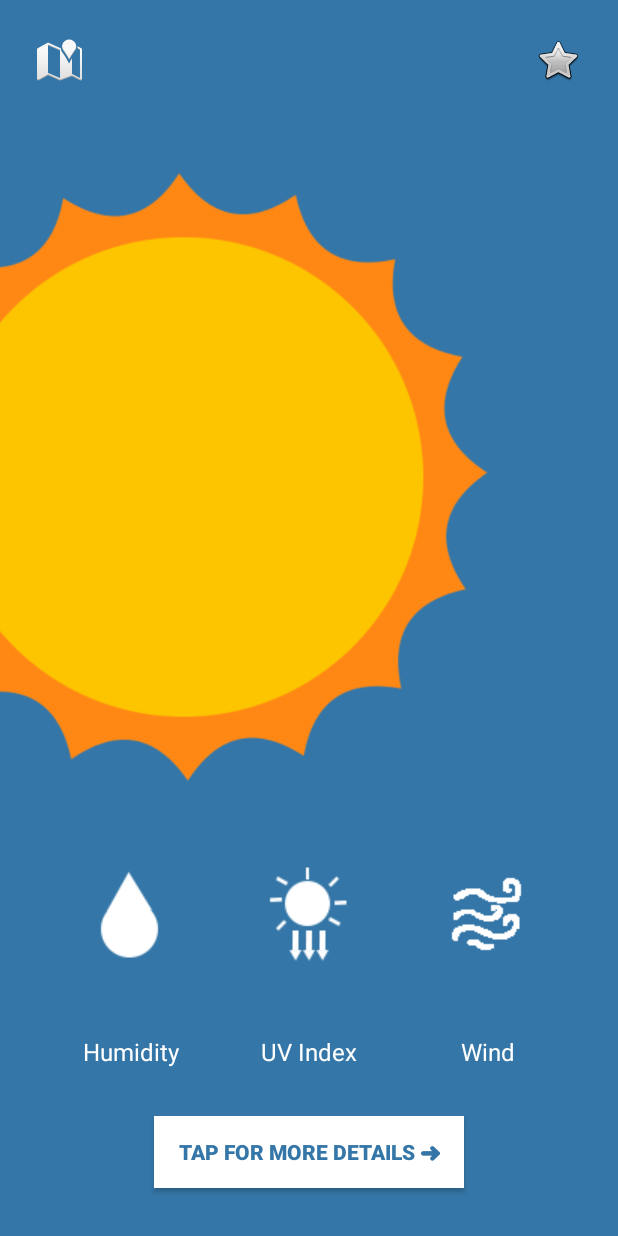
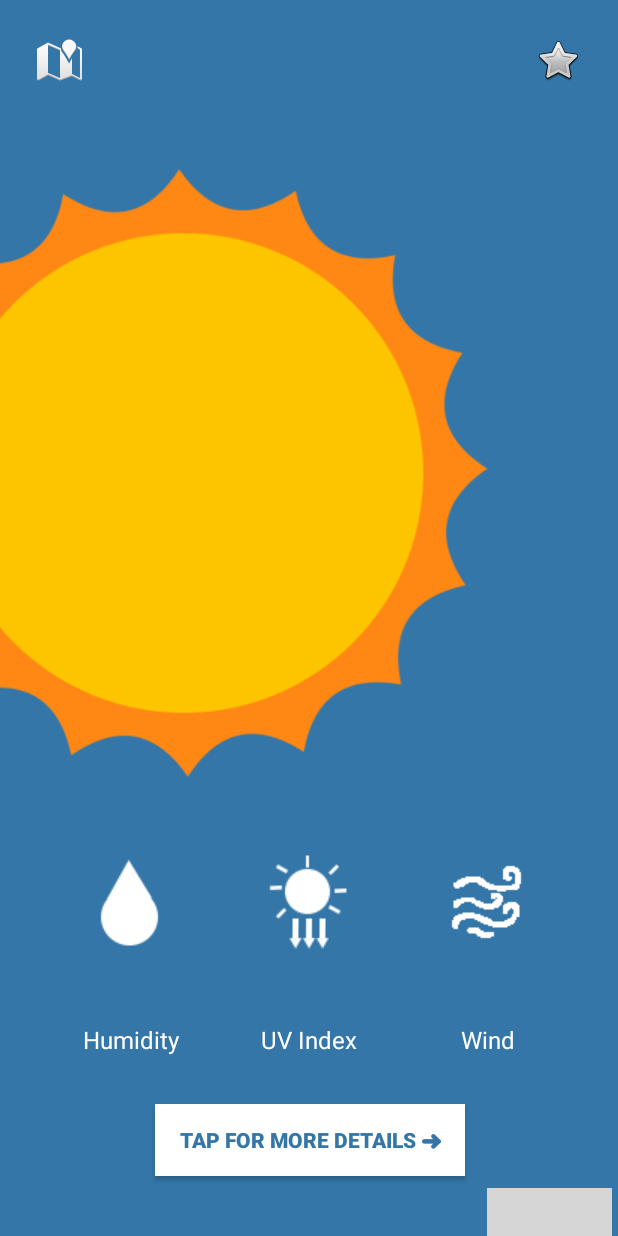
Before and after one commit to brookeclaroni/weather-app, an Android app: the screen it shows after launch (MainActivity), on a phone screen of 412 x 824 dp. Run offline under Robolectric (Android 15) with nearby library versions, the phone set to English and light mode, and no system bars; libraries missing offline, so code that uses them is left out: org.jetbrains.anko; 1 statement that could not run was skipped; grey boxes are pictures that could not be loaded.

Commit message:
Add AccuWeather Logo and link

```diff
--- a/WeatherApp/app/src/main/res/layout/activity_main.xml
+++ b/WeatherApp/app/src/main/res/layout/activity_main.xml
@@ -171,7 +171,7 @@
         android:id="@+id/moreDetailsButton"
         android:layout_width="wrap_content"
         android:layout_height="wrap_content"
-        android:layout_marginBottom="32dp"
+        android:layout_marginBottom="40dp"
         android:background="@color/white"
         android:paddingLeft="16dp"
         android:paddingRight="16dp"
@@ -180,6 +180,19 @@
         android:textStyle="bold"
         app:layout_constraintBottom_toBottomOf="parent"
         app:layout_constraintEnd_toEndOf="parent"
+        app:layout_constraintHorizontal_bias="0.502"
         app:layout_constraintStart_toStartOf="parent" />
 
+    <ImageView
+        android:id="@+id/logoImageView"
+        android:layout_width="83dp"
+        android:layout_height="32dp"
+        android:layout_marginEnd="4dp"
+        android:contentDescription="@string/logo"
+        android:tag="https://www.accuweather.com/"
+        android:onClick="openBrowser"
+        app:layout_constraintBottom_toBottomOf="parent"
+        app:layout_constraintEnd_toEndOf="parent"
+        app:srcCompat="@drawable/accu_logo_white" />
+
 </androidx.constraintlayout.widget.ConstraintLayout>
--- a/WeatherApp/app/src/main/res/values/strings.xml
+++ b/WeatherApp/app/src/main/res/values/strings.xml
@@ -8,4 +8,5 @@
     <string name="humidity_value">%1$s%%</string>
     <string name="wind_value">%1$smph</string>
     <string name="search_city">Search for a city</string>
+    <string name="logo">AccuWeather Logo</string>
 </resources>
```
Also changed, not shown: WeatherApp/app/src/main/java/com/example/weatherapp/MainActivity.kt (+29 -4 lines).
